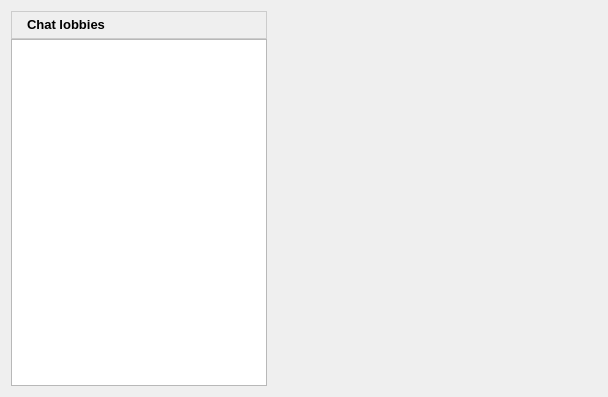
Before: the Qt Designer form retroshare-gui/src/gui/ChatLobbyWidget.ui in RetroShare/RetroShare, drawn with Qt 5.
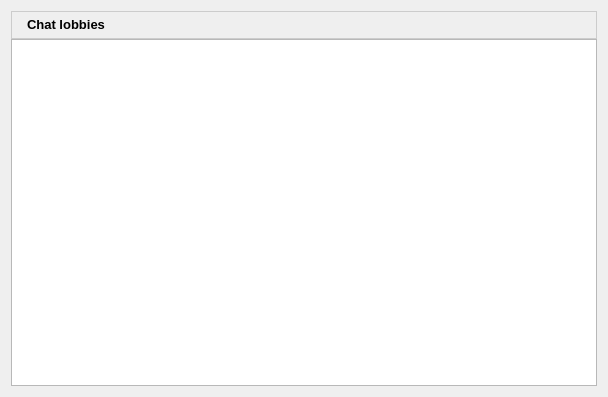
After: the same form once the commit is applied. Icons and pictures are not drawn.

Commit message: - added/fixed patch from defnax to allow setting up a topic for each chat lobby. The topic is displayed to friends. - handled backward compatibility by keeping/sending old LobbyList item. Should be remove in the near future. - removed constraint to have at least one friends invited when creating a new lobby.

```diff
--- a/retroshare-gui/src/gui/ChatLobbyWidget.ui
+++ b/retroshare-gui/src/gui/ChatLobbyWidget.ui
@@ -10,23 +10,21 @@
     <height>397</height>
    </rect>
   </property>
-  <layout class="QGridLayout" name="gridLayout_3">
-   <item row="0" column="0">
     <layout class="QGridLayout" name="gridLayout">
-     <property name="spacing">
+   <property name="verticalSpacing">
       <number>0</number>
      </property>
      <item row="0" column="0">
       <widget class="QFrame" name="frame_2">
        <property name="sizePolicy">
-        <sizepolicy hsizetype="Fixed" vsizetype="Preferred">
+      <sizepolicy hsizetype="Expanding" vsizetype="Preferred">
          <horstretch>0</horstretch>
          <verstretch>0</verstretch>
         </sizepolicy>
        </property>
        <property name="maximumSize">
         <size>
-         <width>256</width>
+       <width>16777215</width>
          <height>16777215</height>
         </size>
        </property>
@@ -146,7 +144,7 @@
      <item row="1" column="0">
       <widget class="QTreeWidget" name="lobbyTreeWidget">
        <property name="sizePolicy">
-        <sizepolicy hsizetype="Fixed" vsizetype="Expanding">
+      <sizepolicy hsizetype="Expanding" vsizetype="Expanding">
          <horstretch>0</horstretch>
          <verstretch>0</verstretch>
         </sizepolicy>
@@ -173,11 +171,6 @@
         <number>0</number>
        </property>
       </widget>
-     </item>
-    </layout>
-   </item>
-   <item row="0" column="1">
-    <widget class="QWidget" name="lobbyInfo" native="true"/>
    </item>
   </layout>
  </widget>
```
Lines whose indentation alone changed are shown as unchanged. The commit also changes 10 other files.
